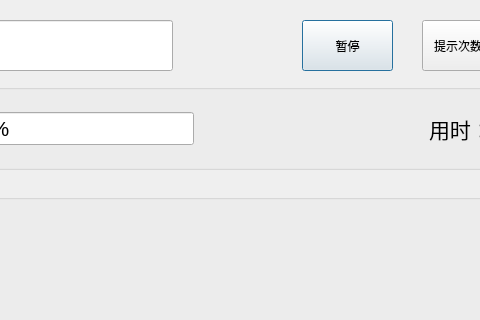
This is play.ui in YTGhost/LLK as Qt 5 draws it before an edit; both pictures show x 248 to 728 and y 0 to 320 of the 1200 by 800 pixel window. The edited form follows.
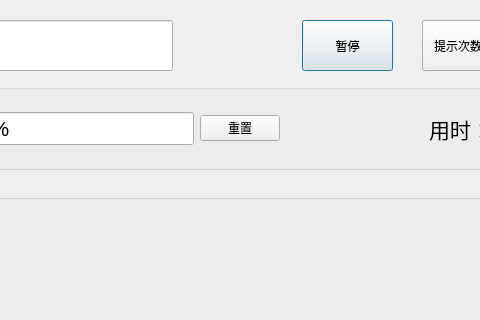
This is the edited form.

Commit message: 手动重置

What changed in the file:
```diff
--- a/play.ui
+++ b/play.ui
@@ -84,6 +84,13 @@
         </property>
        </widget>
       </item>
+      <item>
+       <widget class="QPushButton" name="pushButton">
+        <property name="text">
+         <string>重置</string>
+        </property>
+       </widget>
+      </item>
       <item>
        <spacer name="horizontalSpacer_3">
         <property name="orientation">
```
The commit also changes 5 other files.
